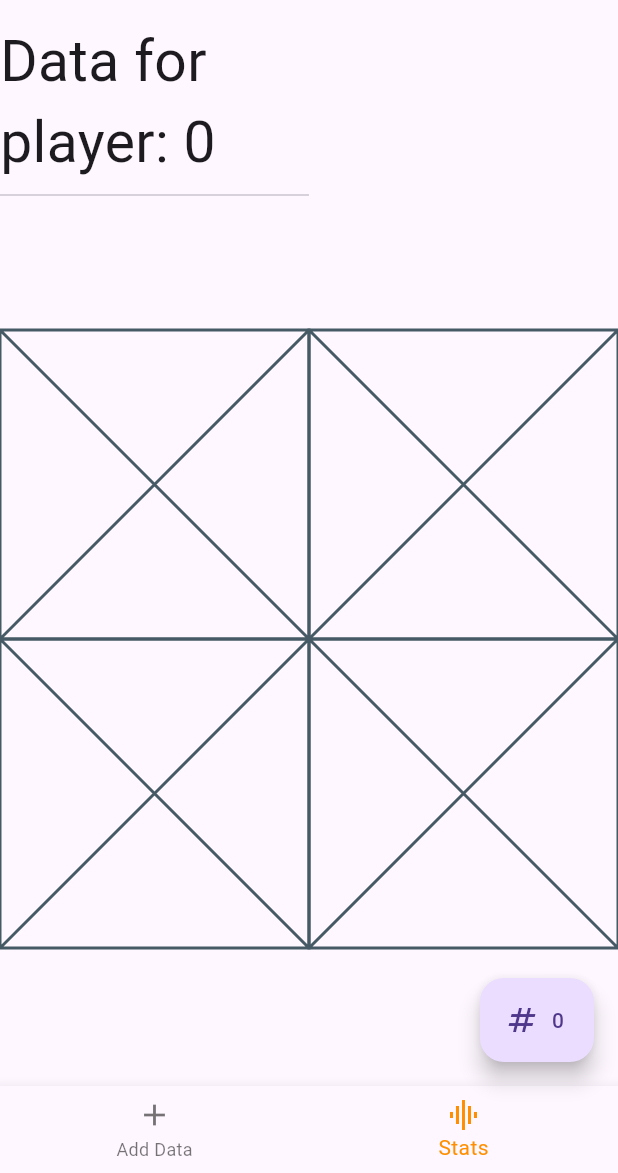
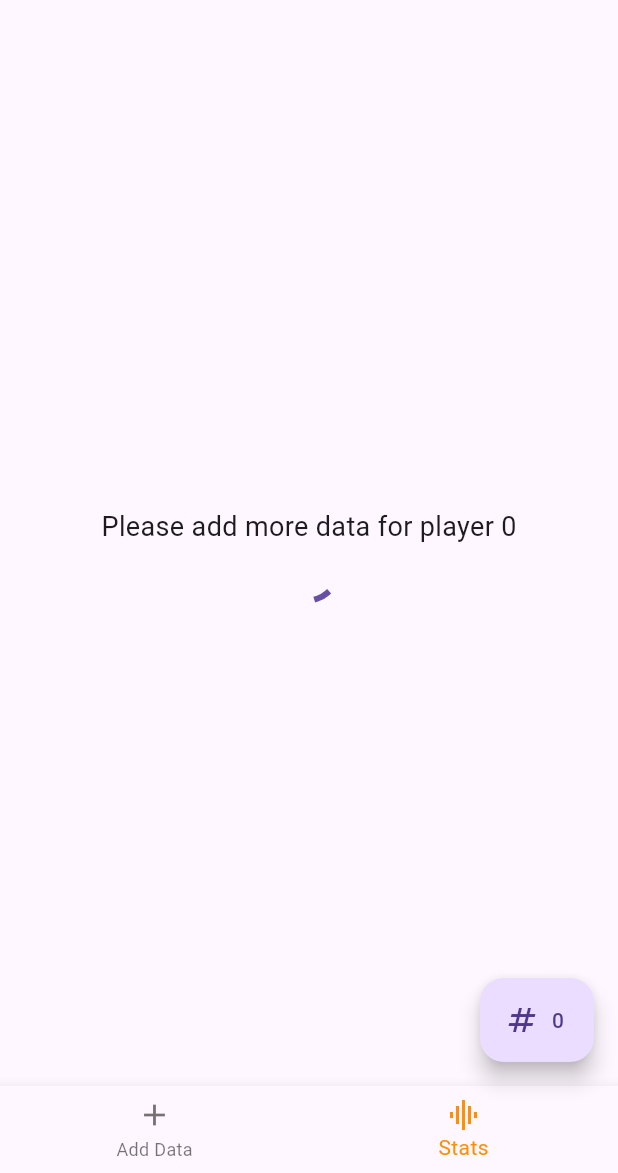
Before and after one commit to chloedgreene/sports_analyzer_sta, a Flutter app: the screen it shows after launch, item 2 of the bottom bar chosen, on a phone screen of 412 x 824 dp, the part 63-1236 px from its top. Run offline on Flutter 3.47's test engine with Material 2 defaults, Android fonts, the light colour scheme and no system bars; drawn by our look-alikes of fl_chart; our stand-ins replace device_preview, get_it, get_it_mixin, numberpicker.

Commit message:
totally converted to local positions, also added some fixes to the stats page

```diff
--- a/lib/stats.dart
+++ b/lib/stats.dart
@@ -9,6 +9,50 @@ import 'package:sports_analyzer_sta/data_entry.dart';
 import 'main.dart';
 
 class Stats extends StatelessWidget with GetItMixin {
+  // ignore: non_constant_identifier_names
+  Widget chort_diagram(List<Point> playerPoints) {
+    return LayoutBuilder(builder: (context, constsains) {
+      return Stack(
+        children: [
+          AspectRatio(
+              aspectRatio: 9 / 16,
+              child: Image.asset(
+                "assets/basket_c.png",
+                fit: BoxFit.scaleDown,
+              )),
+          ...playerPoints.map((point) {
+            Color dot_colour = Colors.black;
+
+            switch (point.type) {
+              case DataPointType.Basket:
+                dot_colour = Colors.green;
+                break;
+              case DataPointType.Foul:
+                dot_colour = Colors.yellow;
+                break;
+              case DataPointType.Miss:
+                dot_colour = Colors.red;
+                break;
+            }
+
+            return Positioned(
+              left: point.posx * constsains.maxWidth,
+              top: point.posy * (constsains.maxWidth * (16/9)),
+              child: Container(
+                width: 15,
+                height: 15,
+                decoration: BoxDecoration(
+                  color: dot_colour,
+                  shape: BoxShape.circle,
+                ),
+              ),
+            );
+          }),
+        ],
+      );
+    });
+  }
+
   @override
   Widget build(BuildContext context) {
     //Points here are refering to datapoints
@@ -32,9 +76,28 @@ class Stats extends StatelessWidget with GetItMixin {
         .length
         .toDouble();
 
+    if (_totalPoints < 12) {
+      // 12 points give enought data to start building a model
+      return Center(
+        child: Column(
+          mainAxisAlignment: MainAxisAlignment.center,
+          crossAxisAlignment: CrossAxisAlignment.center,
+          children: [
+            Text(
+              "Please add more data for player $player",
+              style: const TextStyle(fontSize: 18),
+            ),
+            const CircularProgressIndicator()
+          ],
+        ),
+      );
+    }
+
+
+
     return Center(
       child: GridView.count(
-        crossAxisCount: 2,
+        crossAxisCount: 1,
         children: [
           //Data Showing what player it is
           Column(
@@ -46,27 +109,7 @@ class Stats extends StatelessWidget with GetItMixin {
               Divider()
             ],
           ),
-          PieChart(
-            PieChartData(sections: [
-              PieChartSectionData(
-                  title: "Fouls",
-                  color: Colors.amber,
-                  value: _totalPoints - _totalfouls),
-              PieChartSectionData(
-                  title: "Basket's",
-                  color: Colors.green,
-                  value: _totalPoints - _totalbasckets),
-              PieChartSectionData(
-                  title: "Miss's",
-                  color: Colors.red,
-                  value: _totalPoints - _totalmiss),
-            ]),
-            swapAnimationDuration: Duration(milliseconds: 150), // Optional
-            swapAnimationCurve: Curves.linear, // Optional
-          ),
-          Placeholder(),
-          Placeholder(),
-          Placeholder(),
+          chort_diagram(_playerPoints),
           Placeholder()
         ],
       ),
```
Also changed, not shown: lib/data_entry.dart (+19 -32 lines).
